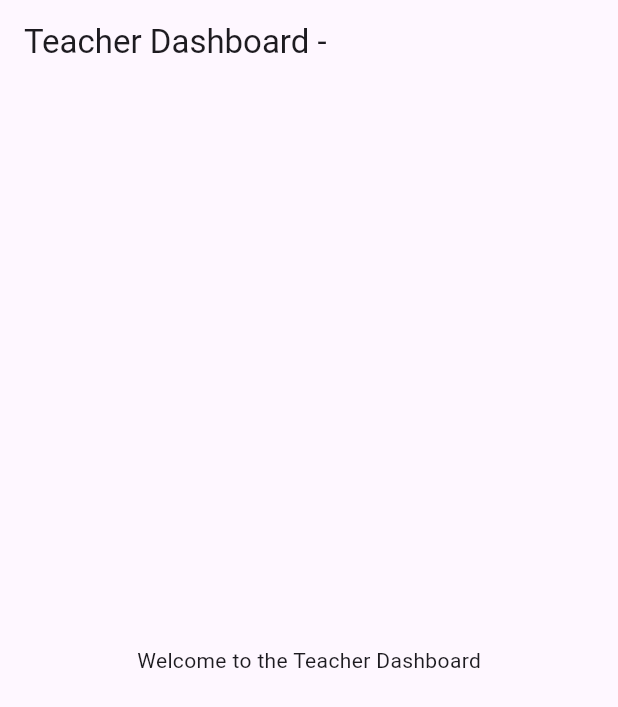
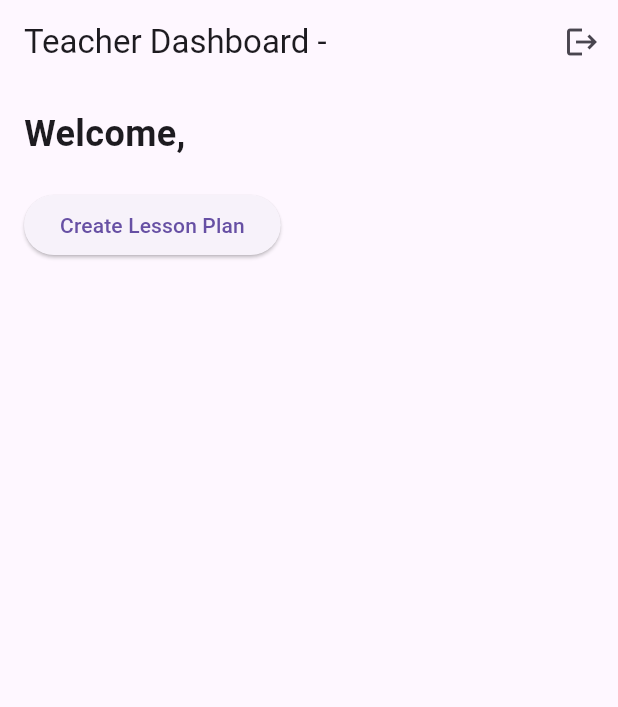
Before and after one commit to AndreiCalina/uni_companion, a Flutter app: the TeacherDashboard screen opened directly with empty values, on a phone screen of 412 x 824 dp. Shown: the top 707 px of the screen. Run offline on Flutter 3.47's test engine with Material 3 defaults, Android fonts, the phone set to English and light mode, and no system bars; our stand-ins replace cloud_firestore, firebase_auth, firebase_core; accounts and stored records are empty; network calls fail.

Commit message:
Added AI-Generator for creating lesson plans

```diff
--- a/lib/screens/teacher_dashboard.dart
+++ b/lib/screens/teacher_dashboard.dart
@@ -1,7 +1,6 @@
-// lib/screens/teacher_dashboard.dart
-
 import 'package:flutter/material.dart';
 import 'package:firebase_auth/firebase_auth.dart';
+import 'lesson_plan_creation.dart'; // Import the Lesson Plan Creation screen
 
 class TeacherDashboard extends StatelessWidget {
   final User user;
@@ -11,8 +10,38 @@ class TeacherDashboard extends StatelessWidget {
   @override
   Widget build(BuildContext context) {
     return Scaffold(
-      appBar: AppBar(title: Text('Teacher Dashboard - ${user.email}')),
-      body: Center(child: Text('Welcome to the Teacher Dashboard')),
+      appBar: AppBar(
+        title: Text('Teacher Dashboard - ${user.email}'),
+        actions: [
+          IconButton(
+            icon: Icon(Icons.logout),
+            onPressed: () async {
+              await FirebaseAuth.instance.signOut(); // Sign out functionality
+              Navigator.pushReplacementNamed(context, '/login'); // Assuming you have a login screen route
+            },
+          )
+        ],
+      ),
+      body: Padding(
+        padding: const EdgeInsets.all(16.0),
+        child: Column(
+          crossAxisAlignment: CrossAxisAlignment.start,
+          children: [
+            Text('Welcome, ${user.email}', style: TextStyle(fontSize: 24, fontWeight: FontWeight.bold)),
+            SizedBox(height: 20),
+            ElevatedButton(
+              onPressed: () {
+                // Navigate to the Lesson Plan Creation screen
+                Navigator.push(
+                  context,
+                  MaterialPageRoute(builder: (context) => LessonPlanCreationScreen()),
+                );
+              },
+              child: Text("Create Lesson Plan"),
+            ),
+          ],
+        ),
+      ),
     );
   }
 }
--- a/pubspec.yaml
+++ b/pubspec.yaml
@@ -34,6 +34,7 @@ dependencies:
   firebase_core: ^3.13.0
   firebase_auth: ^5.5.3
   cloud_firestore: ^5.6.7
+  http: ^0.13.3
 
   # The following adds the Cupertino Icons font to your application.
   # Use with the CupertinoIcons class for iOS style icons.
```
Also changed, not shown: lib/screens/lesson_plan_creation.dart (added, +116 -0 lines), lib/services/ai_lesson_plan_generator.dart (added, +56 -0 lines), pubspec.lock, 2 other files.
